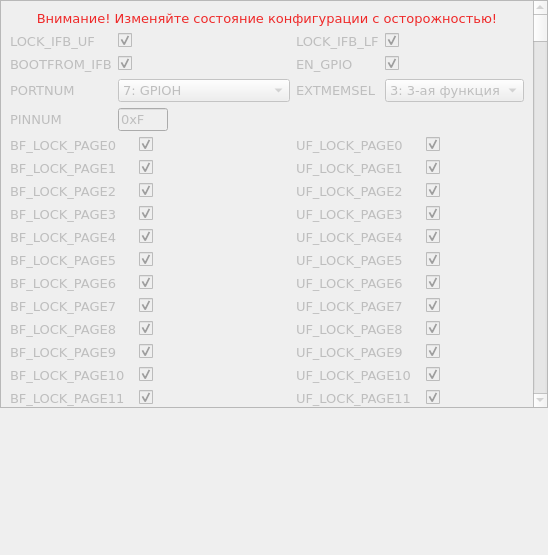
Above: app/ui/config01t.ui from ntsfv/flasher before the change. Below: the same form after it.
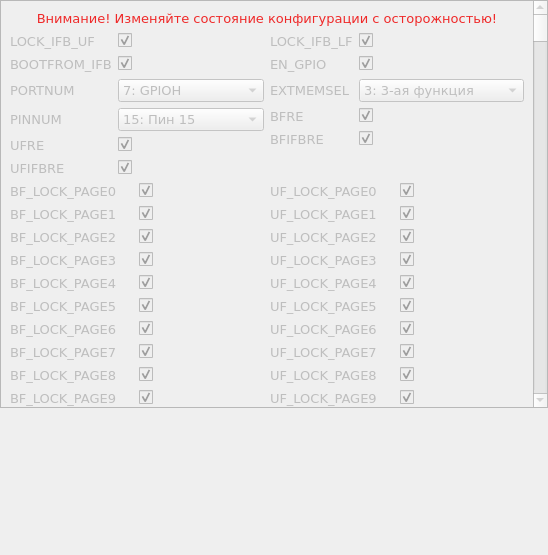
That is the form after the change.

Commit message: app: реализовал обновление gui при чтении cfgword

```diff
--- a/app/ui/config01t.ui
+++ b/app/ui/config01t.ui
@@ -52,7 +52,7 @@
         <x>0</x>
         <y>0</y>
         <width>530</width>
-        <height>6801</height>
+        <height>6853</height>
        </rect>
       </property>
       <layout class="QVBoxLayout" name="verticalLayout">
@@ -156,6 +156,40 @@
              </item>
             </widget>
            </item>
+           <item row="3" column="0">
+            <widget class="QLabel" name="lbl_bfre">
+             <property name="text">
+              <string>BFRE</string>
+             </property>
+            </widget>
+           </item>
+           <item row="3" column="1">
+            <widget class="QCheckBox" name="chbox_bfre">
+             <property name="text">
+              <string/>
+             </property>
+             <property name="checked">
+              <bool>true</bool>
+             </property>
+            </widget>
+           </item>
+           <item row="4" column="0">
+            <widget class="QLabel" name="label_2">
+             <property name="text">
+              <string>BFIFBRE</string>
+             </property>
+            </widget>
+           </item>
+           <item row="4" column="1">
+            <widget class="QCheckBox" name="chbox_bfifbre">
+             <property name="text">
+              <string/>
+             </property>
+             <property name="checked">
+              <bool>true</bool>
+             </property>
+            </widget>
+           </item>
           </layout>
          </item>
          <item row="0" column="0">
@@ -274,15 +308,129 @@
             </widget>
            </item>
            <item row="3" column="1">
-            <widget class="QLineEdit" name="ledit_pinnum">
+            <widget class="QComboBox" name="combo_pinnum">
              <property name="maximumSize">
               <size>
-               <width>50</width>
+               <width>16777215</width>
                <height>23</height>
               </size>
              </property>
+             <property name="currentIndex">
+              <number>15</number>
+             </property>
+             <item>
+              <property name="text">
+               <string>0: Пин 0</string>
+              </property>
+             </item>
+             <item>
+              <property name="text">
+               <string>1: Пин 1</string>
+              </property>
+             </item>
+             <item>
+              <property name="text">
+               <string>2: Пин 2</string>
+              </property>
+             </item>
+             <item>
+              <property name="text">
+               <string>3: Пин 3</string>
+              </property>
+             </item>
+             <item>
+              <property name="text">
+               <string>4: Пин 4</string>
+              </property>
+             </item>
+             <item>
+              <property name="text">
+               <string>5: Пин 5</string>
+              </property>
+             </item>
+             <item>
+              <property name="text">
+               <string>6: Пин 6</string>
+              </property>
+             </item>
+             <item>
+              <property name="text">
+               <string>7: Пин 7</string>
+              </property>
+             </item>
+             <item>
+              <property name="text">
+               <string>8: Пин 8</string>
+              </property>
+             </item>
+             <item>
+              <property name="text">
+               <string>9: Пин 9</string>
+              </property>
+             </item>
+             <item>
+              <property name="text">
+               <string>10: Пин 10</string>
+              </property>
+             </item>
+             <item>
+              <property name="text">
+               <string>11: Пин 11</string>
+              </property>
+             </item>
+             <item>
+              <property name="text">
+               <string>12: Пин 12</string>
+              </property>
+             </item>
+             <item>
+              <property name="text">
+               <string>13: Пин 13</string>
+              </property>
+             </item>
+             <item>
+              <property name="text">
+               <string>14: Пин 14</string>
+              </property>
+             </item>
+             <item>
+              <property name="text">
+               <string>15: Пин 15</string>
+              </property>
+             </item>
+            </widget>
+           </item>
+           <item row="4" column="0">
+            <widget class="QLabel" name="lbl_ufre">
              <property name="text">
-              <string>0xF</string>
+              <string>UFRE</string>
+             </property>
+            </widget>
+           </item>
+           <item row="5" column="0">
+            <widget class="QLabel" name="lbl_ufifbre">
+             <property name="text">
+              <string>UFIFBRE</string>
+             </property>
+            </widget>
+           </item>
+           <item row="4" column="1">
+            <widget class="QCheckBox" name="chbox_ufre">
+             <property name="text">
+              <string/>
+             </property>
+             <property name="checked">
+              <bool>true</bool>
+             </property>
+            </widget>
+           </item>
+           <item row="5" column="1">
+            <widget class="QCheckBox" name="chbox_ufifbre">
+             <property name="text">
+              <string/>
+             </property>
+             <property name="checked">
+              <bool>true</bool>
              </property>
             </widget>
            </item>
```
The commit also changes 5 other files.
